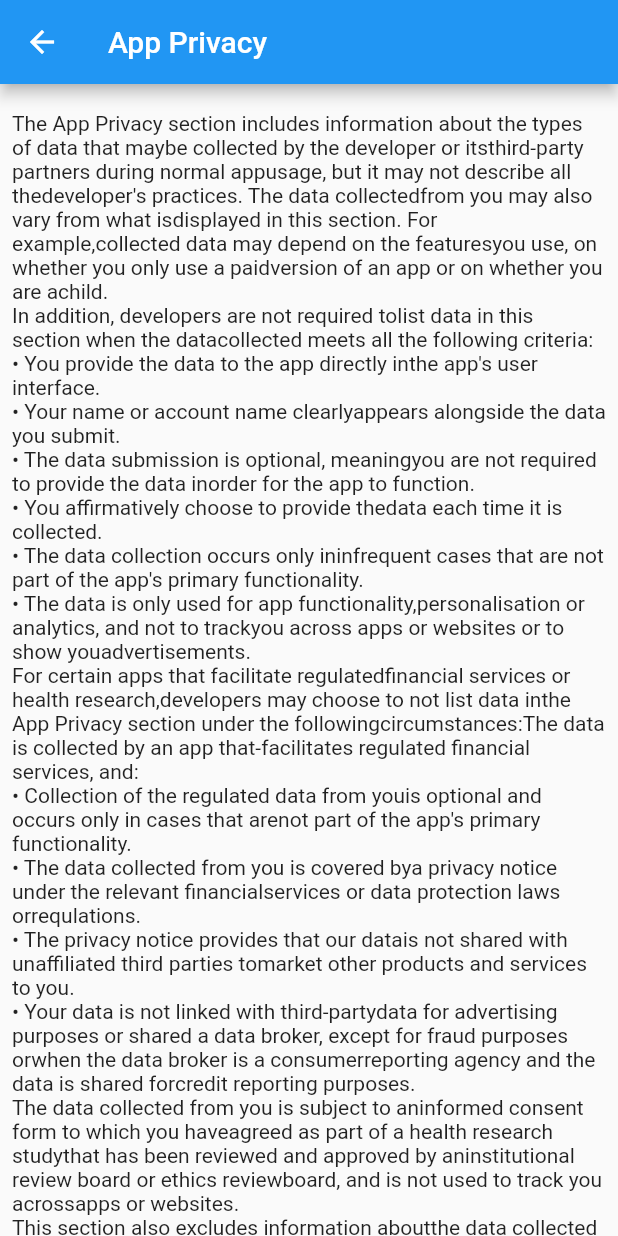
After one commit to aliflutter662/driver_panel, a Flutter app: the Home screen opened directly, after a tap on the "menu" icon, after a tap on "App Privacy", on a phone screen of 412 x 824 dp. The commit adds this screen. Run offline on Flutter 3.47's test engine with Material 2 defaults, Android fonts, the phone set to English and light mode, and no system bars; our stand-ins replace carousel_slider, font_awesome_flutter, google_maps_flutter, introduction_screen.

Commit message:
changes done

```diff
--- /dev/null
+++ b/lib/screens/About/app_privacy.dart
@@ -0,0 +1,107 @@
+import 'package:flutter/material.dart';
+
+class AppPrivacy extends StatefulWidget {
+  const AppPrivacy({Key? key}) : super(key: key);
+
+  @override
+  _AppPrivacyState createState() => _AppPrivacyState();
+}
+
+class _AppPrivacyState extends State<AppPrivacy> {
+  @override
+  Widget build(BuildContext context) {
+    return Scaffold(
+      appBar: AppBar(
+        title: Row(
+          children: [
+            Text('App Privacy'),
+          ],
+        ),
+      ),
+      body: SingleChildScrollView(
+        child: Padding(
+          padding: const EdgeInsets.all(8.0),
+          child: Column(
+            children: [
+              SizedBox(
+                height: 10,
+              ),
+              Text('The App Privacy section includes '
+                  'information about the types of data that may'
+                  'be collected by the developer or its'
+                  'third-party partners during normal app'
+                  'usage, but it may not describe all the'
+                  'developer\'s practices. The data collected'
+                  'from you may also vary from what is'
+                  'displayed in this section. For example,'
+                  'collected data may depend on the features'
+                  'you use, on whether you only use a paid'
+                  'version of an app or on whether you are a'
+                  'child.'),
+              Text('In addition, developers are not required to'
+                  'list data in this section when the data'
+                  'collected meets all the following criteria:'),
+              Text('• You provide the data to the app directly in'
+                  'the app\'s user interface.'),
+              Text('• Your name or account name clearly'
+                  'appears alongside the data you submit.'),
+              Text('• The data submission is optional, meaning'
+                  'you are not required to provide the data in'
+                  'order for the app to function.'),
+              Text('• You affirmatively choose to provide the'
+                  'data each time it is collected.'),
+              Text('• The data collection occurs only in'
+                  'infrequent cases that are not part of the app\'s primary functionality.'),
+              Text('• The data is only used for app functionality,'
+                  'personalisation or analytics, and not to track'
+                  'you across apps or websites or to show you'
+                  'advertisements.'),
+              Text('For certain apps that facilitate regulated'
+                  'financial services or health research,'
+                  'developers may choose to not list data in'
+                  'the App Privacy section under the following'
+                  'circumstances:'
+                  'The data is collected by an app that-facilitates regulated financial services, and:'),
+              Text('• Collection of the regulated data from you'
+                  'is optional and occurs only in cases that are'
+                  'not part of the app\'s primary functionality.'),
+              Text('• The data collected from you is covered by'
+                  'a privacy notice under the relevant financial'
+                  'services or data protection laws or'
+                  'requlations.'),
+              Text('• The privacy notice provides that our data'
+                  'is not shared with unaffiliated third parties to'
+                  'market other products and services to you.'),
+              Text('• Your data is not linked with third-party'
+                  'data for advertising purposes or shared '
+                  'a data broker, except for fraud purposes or'
+                  'when the data broker is a consumer'
+                  'reporting agency and the data is shared for'
+                  'credit reporting purposes.'),
+              Text('The data collected from you is subject to an'
+                  'informed consent form to which you have'
+                  'agreed as part of a health research study'
+                  'that has been reviewed and approved by an'
+                  'institutional review board or ethics review'
+                  'board, and is not used to track you across'
+                  'apps or websites.'),
+              Text('This section also excludes information about'
+                  'the data collected by the device\'s operating'
+                  'system, to which developers do not have'
+                  'access. The data collected in these cases is'
+                  'presented to you in separate disclosures'
+                  'when you set up your Apple ID, your devices'
+                  'and other Apple services.'),
+              Text('For more information about the data'
+                  'collected by the developer and how it is'
+                  'used, see the developer\'s privacy policy.'),
+              SizedBox(
+                height: 10,
+              )
+            ],
+          ),
+        ),
+      ),
+    );
+  }
+}
--- a/lib/screens/Home_page.dart
+++ b/lib/screens/Home_page.dart
@@ -1,7 +1,9 @@
 import 'dart:async';
-
+import 'package:font_awesome_flutter/font_awesome_flutter.dart';
 import 'package:flutter/material.dart';
 import 'package:google_maps_flutter/google_maps_flutter.dart';
+import 'package:rio_driver_ui_screens/screens/About/about.dart';
+import 'package:rio_driver_ui_screens/screens/About/app_privacy.dart';
 import 'package:rio_driver_ui_screens/screens/notifications.dart';
 import 'package:rio_driver_ui_screens/screens/search_rider_page.dart';
 
@@ -146,6 +148,56 @@ class _HomeState extends State<Home> {
               height: 10,
             ),
             ListTile(
+              leading: Icon(Icons.contact_page, color: Colors.white),
+              title: Text(
+                "Contact us",
+                style: TextStyle(
+                    fontSize: 16,
+                    fontWeight: FontWeight.bold,
+                    color: Colors.white),
+              ),
+              onTap: () {
+                _showMyDialog();
+              },
+            ),
+            SizedBox(
+              height: 10,
+            ),
+            ListTile(
+              leading: Icon(Icons.account_box_outlined, color: Colors.white),
+              title: Text(
+                "About us",
+                style: TextStyle(
+                    fontSize: 16,
+                    fontWeight: FontWeight.bold,
+                    color: Colors.white),
+              ),
+              onTap: () {
+                Navigator.push(context,
+                    MaterialPageRoute(builder: (context) => AboutUs()));
+              },
+            ),
+            SizedBox(
+              height: 10,
+            ),
+            ListTile(
+              leading: Icon(Icons.privacy_tip, color: Colors.white),
+              title: Text(
+                "App Privacy",
+                style: TextStyle(
+                    fontSize: 16,
+                    fontWeight: FontWeight.bold,
+                    color: Colors.white),
+              ),
+              onTap: () {
+                Navigator.push(context,
+                    MaterialPageRoute(builder: (context) => AppPrivacy()));
+              },
+            ),
+            SizedBox(
+              height: 10,
+            ),
+            ListTile(
               leading: Icon(Icons.logout, color: Colors.white),
               title: const Text(
                 'Log Out',
@@ -284,4 +336,111 @@ class _HomeState extends State<Home> {
       ),
     );
   }
+
+  Future<void> _showMyDialog() async {
+    return showDialog<void>(
+      context: context,
+      barrierDismissible: false, // user must tap button!
+      builder: (BuildContext context) {
+        return AlertDialog(
+          title: const Text(
+            'Contact us',
+            style: TextStyle(color: Colors.grey),
+          ),
+          content: SingleChildScrollView(
+            child: ListBody(
+              children: <Widget>[
+                Column(
+                  crossAxisAlignment: CrossAxisAlignment.start,
+                  children: [
+                    TextButton.icon(
+                      icon: FaIcon(
+                        FontAwesomeIcons.whatsapp,
+                        color: Colors.indigo,
+                      ),
+                      label: Text(
+                        'WhatsApp:03207172727',
+                        style: TextStyle(color: Colors.grey),
+                      ),
+                      onPressed: () {
+                        Navigator.of(context).pop();
+                      },
+                    ),
+                    Divider(),
+                    TextButton.icon(
+                      icon: FaIcon(FontAwesomeIcons.mailBulk,
+                          color: Colors.indigo),
+                      label: Text(
+                        'Email Address:contact@heyrio.co',
+                        style: TextStyle(color: Colors.grey),
+                      ),
+                      onPressed: () {
+                        Navigator.of(context).pop();
+                      },
+                    ),
+                    Divider(),
+                    TextButton.icon(
+                      icon:
+                          FaIcon(FontAwesomeIcons.weebly, color: Colors.indigo),
+                      label: Text(
+                        'Website:http://heyrio.co',
+                        style: TextStyle(color: Colors.grey),
+                      ),
+                      onPressed: () {
+                        Navigator.of(context).pop();
+                      },
+                    ),
+                    Divider(),
+                    TextButton.icon(
+                      icon: FaIcon(FontAwesomeIcons.facebook,
+                          color: Colors.indigo),
+                      label: Text(
+                        'Facebook page: https://www.facebook.com/heyrio.co/',
+                        style: TextStyle(color: Colors.grey),
+                      ),
+                      onPressed: () {
+                        Navigator.of(context).pop();
+                      },
+                    ),
+                    Divider(),
+                    TextButton.icon(
+                      icon: FaIcon(FontAwesomeIcons.instagram,
+                          color: Colors.indigo),
+                      label: Text(
+                        'Instagram: heyrio.co',
+                        style: TextStyle(color: Colors.grey),
+                      ),
+                      onPressed: () {
+                        Navigator.of(context).pop();
+                      },
+                    ),
+                    Divider(),
+                    TextButton.icon(
+                      icon: FaIcon(FontAwesomeIcons.addressCard,
+                          color: Colors.indigo),
+                      label: Text(
+                        'Street address: Valencia town, Lahore, Punjab, Pakistan-54100',
+                        style: TextStyle(color: Colors.grey),
+                      ),
+                      onPressed: () {
+                        Navigator.of(context).pop();
+                      },
+                    ),
+                  ],
+                )
+              ],
+            ),
+          ),
+          // actions: <Widget>[
+          //   TextButton(
+          //     child: const Text('Approve'),
+          //     onPressed: () {
+          //       Navigator.of(context).pop();
+          //     },
+          //   ),
+          // ],
+        );
+      },
+    );
+  }
 }
--- a/lib/screens/total_fare.dart
+++ b/lib/screens/total_fare.dart
@@ -15,6 +15,7 @@ class _TotalFareState extends State<TotalFare> {
       body: SafeArea(
         child: Padding(
           padding: const EdgeInsets.only(left: 20, right: 20),
+          child: SingleChildScrollView(
             child: Column(
               children: [
                 SizedBox(
@@ -78,6 +79,7 @@ class _TotalFareState extends State<TotalFare> {
             ),
           ),
         ),
+      ),
     );
   }
 }
--- a/pubspec.yaml
+++ b/pubspec.yaml
@@ -40,7 +40,7 @@ dependencies:
   google_maps_flutter: ^2.1.1
   provider: ^6.0.1
   google_fonts: ^2.0.0
-
+  font_awesome_flutter: ^9.2.0
 dev_dependencies:
   flutter_test:
     sdk: flutter
```
Also changed, not shown: lib/screens/About/about.dart (added, +32 -0 lines), pubspec.lock. Lines whose indentation alone changed are shown as unchanged.
